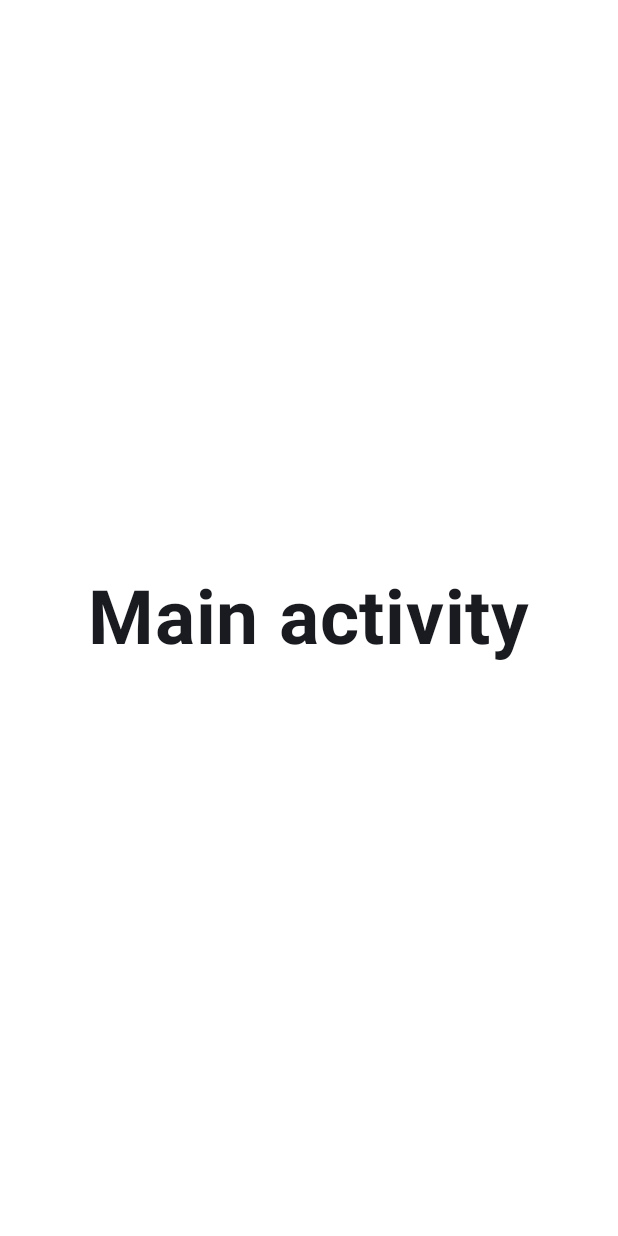
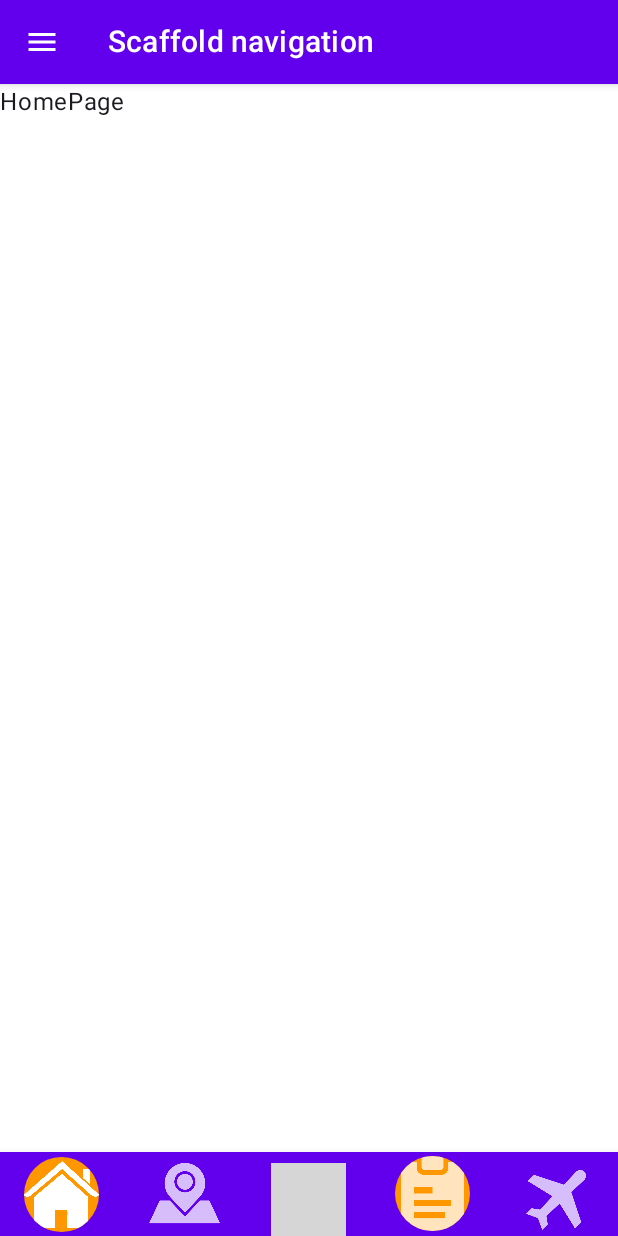
Before and after one commit to DeryJr/companion-App, an Android app built with Jetpack Compose: the MainActivity screen opened directly, with no data from a screen before it, on a phone screen of 412 x 824 dp. Run offline under Robolectric (Android 15) with nearby library versions, the phone set to English and light mode, and no system bars; grey boxes are pictures that could not be loaded.

Commit message:
Navigation Added, no content tho

```diff
--- /dev/null
+++ b/app/src/main/java/com/example/companion/BottomNav.kt
@@ -0,0 +1,100 @@
+package com.example.companion
+
+import androidx.compose.foundation.background
+import androidx.compose.foundation.layout.height
+import androidx.compose.foundation.layout.padding
+import androidx.compose.foundation.layout.width
+import androidx.compose.foundation.shape.CircleShape
+import androidx.compose.material.BottomNavigation
+import androidx.compose.material.BottomNavigationItem
+import androidx.compose.material.Icon
+import androidx.compose.runtime.Composable
+import androidx.compose.ui.Modifier
+import androidx.compose.ui.draw.clip
+import androidx.compose.ui.graphics.Color
+import androidx.compose.ui.res.painterResource
+import androidx.compose.ui.unit.dp
+import androidx.navigation.NavController
+import androidx.navigation.compose.currentBackStackEntryAsState
+
+@Composable
+fun BottomNav(navController: NavController) {
+    BottomNavigation {
+        val navBackStackEntry = navController.currentBackStackEntryAsState()
+        val currentDestination = navBackStackEntry.value?.destination
+
+        BottomNavigationItem(
+            selected = currentDestination?.route == Destinations.Home.route,
+            onClick = { navController.navigate(Destinations.Home.route) },
+            icon = {
+                Icon(
+                    painter = painterResource(id = R.drawable.ic_home_white),
+                    contentDescription = null,
+                    modifier = Modifier
+                        .padding(8.dp)
+                        .clip(CircleShape)
+                        .background(Color(0xFFFF9800))
+                        .width(50.dp)
+                        .height(50.dp)
+                )
+            },
+        )
+        BottomNavigationItem(
+            selected = currentDestination?.route == Destinations.Map.route,
+            onClick = { navController.navigate(Destinations.Map.route) },
+            icon = {
+                Icon(
+                    painter = painterResource(id = R.drawable.ic_map_black),
+                    contentDescription = null,
+                    modifier = Modifier
+                        .width(50.dp)
+                        .height(50.dp)
+                )
+            },
+        )
+        BottomNavigationItem(
+            selected = currentDestination?.route == Destinations.Guides.route,
+            onClick = { navController.navigate(Destinations.Guides.route) },
+            icon = {
+                Icon(
+                    painter = painterResource(id = R.drawable.ic_bed),
+                    contentDescription = null,
+                    modifier = Modifier
+                        .padding(top = 8.dp)
+                        .width(50.dp)
+                        .height(50.dp)
+                )
+            },
+        )
+        BottomNavigationItem(
+            selected = currentDestination?.route == Destinations.Guides.route,
+            onClick = { navController.navigate(Destinations.Guides.route) },
+            icon = {
+                Icon(
+                    painter = painterResource(id = R.drawable.ic_guides_notes),
+                    contentDescription = null,
+                    modifier = Modifier
+                        .clip(CircleShape)
+                        .background(Color(0xFFFF9800))
+                        .width(50.dp)
+                        .height(50.dp)
+                )
+            },
+        )
+
+        BottomNavigationItem(
+            selected = currentDestination?.route == Destinations.Flights.route,
+            onClick = { navController.navigate(Destinations.Flights.route) },
+            icon = {
+                Icon(
+                    painter = painterResource(id = R.drawable.ic_plain_black),
+                    contentDescription = null,
+                    modifier = Modifier
+                        .padding(top = 8.dp)
+                        .width(40.dp)
+                        .height(40.dp)
+                )
+            },
+        )
+    }
+}
--- a/app/src/main/java/com/example/companion/MainActivity.kt
+++ b/app/src/main/java/com/example/companion/MainActivity.kt
@@ -4,23 +4,38 @@ import android.os.Bundle
 import androidx.activity.ComponentActivity
 import androidx.activity.OnBackPressedCallback
 import androidx.activity.compose.setContent
-import androidx.compose.foundation.layout.Arrangement
-import androidx.compose.foundation.layout.Column
+import androidx.compose.foundation.background
 import androidx.compose.foundation.layout.fillMaxSize
+import androidx.compose.foundation.layout.padding
+import androidx.compose.material.Scaffold
+import androidx.compose.material.rememberScaffoldState
 import androidx.compose.material3.Surface
-import androidx.compose.material3.Text
 import androidx.compose.runtime.Composable
-import androidx.compose.ui.Alignment
+import androidx.compose.runtime.rememberCoroutineScope
 import androidx.compose.ui.Modifier
 import androidx.compose.ui.graphics.Color
-import androidx.compose.ui.text.font.FontWeight
-import androidx.compose.ui.unit.sp
+import androidx.navigation.NavHostController
+import androidx.navigation.compose.NavHost
+import androidx.navigation.compose.composable
+import androidx.navigation.compose.rememberNavController
 import com.example.companion.ui.theme.theme.CompanionTheme
+import kotlinx.coroutines.launch
+
+
+sealed class Destinations(val route: String) {
+    object Home : Destinations("home")
+    object Detail : Destinations("detail")
+    object Map : Destinations("map")
+    object Hotels : Destinations("hotels")
+    object Flights : Destinations("flights")
+    object Guides: Destinations("guides")
+
+}
 
 class MainActivity : ComponentActivity() {
     override fun onCreate(savedInstanceState: Bundle?) {
         super.onCreate(savedInstanceState)
-        onBackPressedDispatcher.addCallback(this, object: OnBackPressedCallback(true) {
+        onBackPressedDispatcher.addCallback(this, object : OnBackPressedCallback(true) {
             override fun handleOnBackPressed() {
                 moveTaskToBack(true)
             }
@@ -32,7 +47,8 @@ class MainActivity : ComponentActivity() {
                     modifier = Modifier.fillMaxSize(),
                     color = Color.White,
                 ) {
-                    Test()
+                    val navController = rememberNavController()
+                    CompanionScaffold(navController = navController)
                 }
             }
         }
@@ -40,11 +56,43 @@ class MainActivity : ComponentActivity() {
 }
 
 @Composable
-fun Test() {
-    Column(
-        verticalArrangement = Arrangement.Center,
-        horizontalAlignment = Alignment.CenterHorizontally
-    ) {
-        Text(text = "Main activity", fontSize = 50.sp, fontWeight = FontWeight.Bold)
+fun CompanionScaffold(navController: NavHostController) {
+
+    val scope = rememberCoroutineScope()
+    val scaffoldState = rememberScaffoldState()
+    val onDrawerIconClick: () -> Unit = {
+        scope.launch { scaffoldState.drawerState.open() }
+    }
+
+    Scaffold(
+        scaffoldState = scaffoldState,
+        bottomBar = { BottomNav(navController) },
+        topBar = { TopNav(navController = navController, onDrawerIconClick)},
+        drawerContent = { NavigationDrawer() }
+    ) { paddingValues ->
+            Modifier
+                .padding(bottom = paddingValues.calculateBottomPadding())
+                .background(Color(0xffcccccc))
+
+        NavHost(navController = navController, startDestination = Destinations.Home.route) {
+            composable(Destinations.Home.route) {
+                HomePageScreen(navController = navController)
+            }
+            composable(Destinations.Map.route) {
+                // TODO
+            }
+            composable(Destinations.Detail.route) {
+                // TODO
+            }
+            composable(Destinations.Flights.route) {
+                // TODO
+            }
+            composable(Destinations.Hotels.route) {
+                // TODO
+            }
+            composable(Destinations.Guides.route) {
+                // TODO
+            }
+        }
     }
 }
--- /dev/null
+++ b/app/src/main/java/com/example/companion/NavigationDrawer.kt
@@ -0,0 +1,44 @@
+package com.example.companion
+
+import androidx.compose.foundation.Image
+import androidx.compose.foundation.background
+import androidx.compose.foundation.layout.Column
+import androidx.compose.foundation.layout.Row
+import androidx.compose.foundation.layout.fillMaxWidth
+import androidx.compose.foundation.layout.padding
+import androidx.compose.foundation.layout.size
+import androidx.compose.foundation.shape.CircleShape
+import androidx.compose.foundation.shape.RoundedCornerShape
+import androidx.compose.material3.Text
+import androidx.compose.runtime.Composable
+import androidx.compose.ui.Alignment
+import androidx.compose.ui.Modifier
+import androidx.compose.ui.draw.clip
+import androidx.compose.ui.graphics.Color
+import androidx.compose.ui.res.painterResource
+import androidx.compose.ui.unit.dp
+
+@Composable
+fun NavigationDrawer() {
+
+    Column(modifier = Modifier.background(Color(0xffeeeeee))) {
+        Row(
+            verticalAlignment = Alignment.CenterVertically,
+            modifier = Modifier
+                .padding(8.dp)
+                .fillMaxWidth()
+                .clip(RoundedCornerShape(8.dp))
+                .background(Color.White)
+        ) {
+            Image(
+                painter = painterResource(id = R.drawable.cup_of_drink),
+                contentDescription = null,
+                modifier = Modifier
+                    .size(50.dp)
+                    .padding(8.dp)
+                    .clip(CircleShape)
+            )
+            Text(text = "Ivan", modifier = Modifier.padding(8.dp), color = Color.Black)
+        }
+    }
+}
--- /dev/null
+++ b/app/src/main/java/com/example/companion/TopNav.kt
@@ -0,0 +1,22 @@
+package com.example.companion
+
+import androidx.compose.material.Icon
+import androidx.compose.material.IconButton
+import androidx.compose.material.Text
+import androidx.compose.material.TopAppBar
+import androidx.compose.material.icons.Icons
+import androidx.compose.material.icons.filled.Menu
+import androidx.compose.runtime.Composable
+import androidx.navigation.NavController
+
+@Composable
+fun TopNav(navController: NavController, onDrawerIconClick: () -> Unit) {
+    TopAppBar(
+        title = { Text(text = "Scaffold navigation") },
+        navigationIcon = {
+            IconButton(onClick = onDrawerIconClick) {
+                Icon(Icons.Default.Menu, contentDescription = null)
+            }
+        }
+    )
+}
--- a/app/src/main/java/com/example/companion/data/UserDao.kt
+++ b/app/src/main/java/com/example/companion/data/UserDao.kt
@@ -17,6 +17,8 @@ interface UserDao {
 
     @Query("SELECT email FROM user WHERE email = :email")
     fun getUserByEmail(email: String): String
+    @Query("SELECT password FROM user WHERE password = :password")
+    fun getUserByPassword(password: String): String
 
     @Upsert suspend fun updateUser(user: User)
 
--- a/app/src/main/java/com/example/companion/ui/theme/LoginScreen.kt
+++ b/app/src/main/java/com/example/companion/ui/theme/LoginScreen.kt
@@ -429,7 +429,9 @@ fun LoginButton(
             onClick = {
                 val user = User(email = email, password = password)
                 CoroutineScope(Dispatchers.IO).launch {
-                    if (database.userDao().getUserByEmail(email) == user.email) {
+                    if (database.userDao().getUserByEmail(email) == user.email && database.userDao()
+                            .getUserByPassword(password) == user.password
+                    ) {
                         val mainActivityIntent = Intent(ctx, MainActivity::class.java)
                         ctx.startActivity(mainActivityIntent)
                     } else {
--- a/app/src/main/java/com/example/companion/ui/theme/SignupScreen.kt
+++ b/app/src/main/java/com/example/companion/ui/theme/SignupScreen.kt
@@ -81,7 +81,11 @@ fun SignupBackgroundImage() {
 }
 
 @Composable
-fun SignupContent(navController: NavController, database: UserDB, showToast: MutableState<Boolean>) {
+fun SignupContent(
+    navController: NavController,
+    database: UserDB,
+    showToast: MutableState<Boolean>
+) {
     Column(
         modifier = Modifier
             .fillMaxSize()
@@ -357,13 +361,15 @@ fun SignupButton(
         onClick = {
             val user = User(email = email, password = password)
             CoroutineScope(Dispatchers.IO).launch {
-            if (database.userDao().getUserByEmail(email) == user.email) {
-                showToast.value = true
-            } else {
+                if (database.userDao().getUserByEmail(email) == user.email && database.userDao()
+                        .getUserByPassword(password) == user.password
+                ) {
+                    showToast.value = true
+                } else {
 
-                database.userDao().updateUser(user)
+                    database.userDao().updateUser(user)
 
-            }
+                }
                 // val user = database.userDao().getUserByEmail(email)
 //                for (i in 0..5) {
 //                    val user = database.userDao().getUser(i).firstOrNull()
--- a/app/src/main/java/com/example/companion/ui/theme/states/EmailState.kt
+++ b/app/src/main/java/com/example/companion/ui/theme/states/EmailState.kt
@@ -2,7 +2,7 @@ package com.example.companion.ui.theme.states
 
 import java.util.regex.Pattern
 
-private const val EMAIL_VALIDATION_REGEX = "^(.+)@(.+)\$"
+private const val EMAIL_VALIDATION_REGEX = "^[a-zA-Z0-9.!#\$%&'*+/=?^_`{|}~-]+@[a-zA-Z0-9-]+(?:\\.[a-zA-Z0-9-]+)*\$"
 
 class EmailState : TextFieldState(
     validator = ::isEmailValid,
```
Also changed, not shown: app/src/main/java/com/example/companion/HomePageScreen.kt (renamed from app/src/main/java/com/example/companion/homePageScreen.kt), app/src/main/res/drawable/ic_guides_notes.png (renamed from app/src/main/res/drawable/output_onlinepngtools28.png), app/src/main/res/drawable/ic_home_white.png (renamed from app/src/main/res/drawable/output_onlinepngtools23.png), app/src/main/res/drawable/ic_map_black.png (renamed from app/src/main/res/drawable/placeholder.png), app/src/main/res/drawable/ic_plain_black.png (renamed from app/src/main/res/drawable/plane.png).
